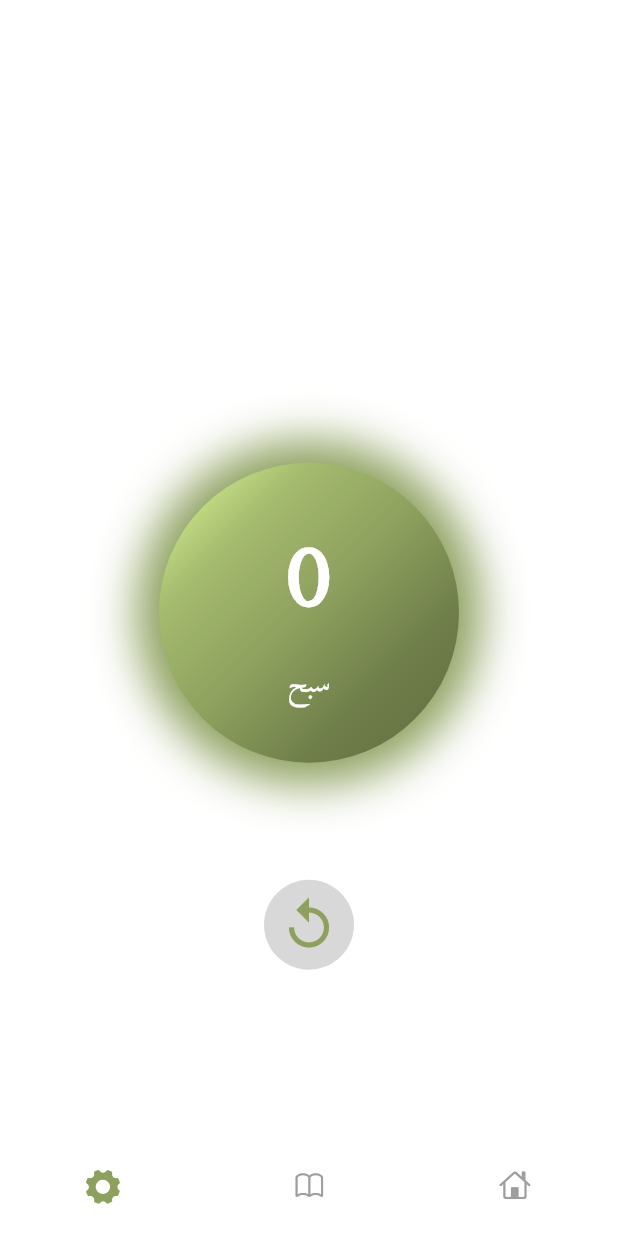
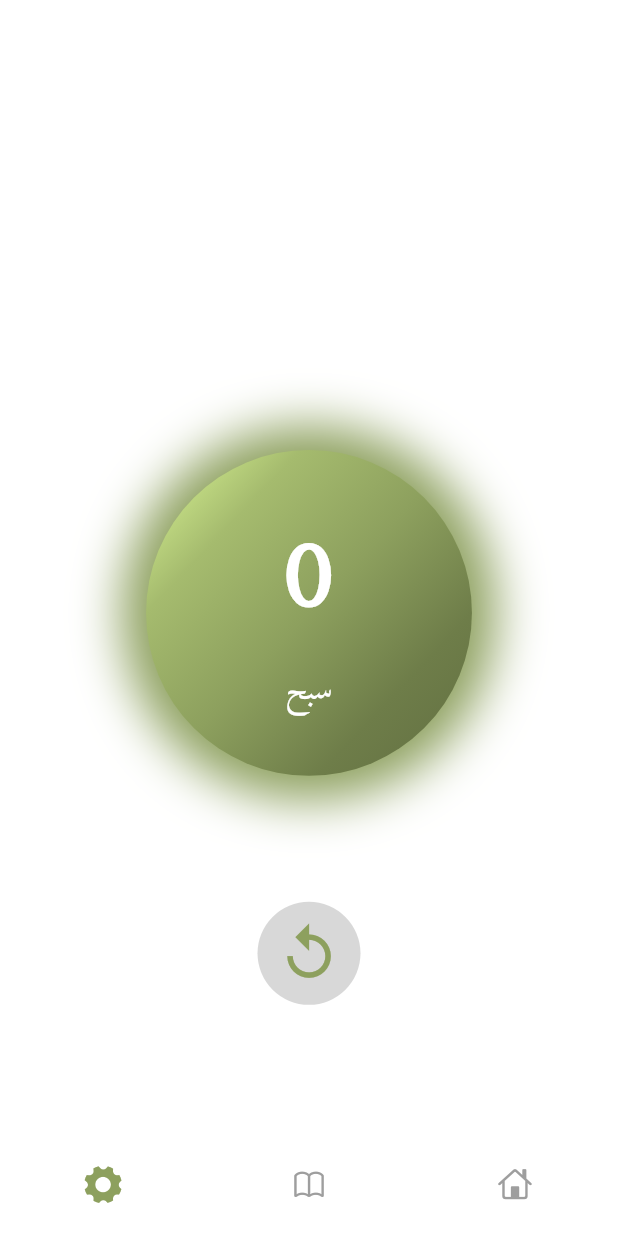
Before and after one commit to mohamedmagdy2301/azkary_app, a Flutter app: the screen it shows after launch, item 3 of the bottom bar chosen, after a tap on the "replay" icon, on a phone screen of 412 x 824 dp. Run offline on Flutter 3.47's test engine with Material 3 defaults, Android fonts, the light colour scheme and no system bars; our stand-ins replace firebase_core, flutter_screenutil; accounts and stored records are empty.

Commit message:
Done added screens uitl in app

```diff
--- a/lib/core/utils/theming/light_theme.dart
+++ b/lib/core/utils/theming/light_theme.dart
@@ -1,5 +1,6 @@
 import 'package:azkary_app/core/utils/colors.dart';
 import 'package:flutter/material.dart';
+import 'package:flutter_screenutil/flutter_screenutil.dart';
 
 ThemeData lightTheme = ThemeData(
   fontFamily: 'Cairo',
@@ -10,18 +11,18 @@ ThemeData lightTheme = ThemeData(
     foregroundColor: Colors.black,
     elevation: 0,
   ),
-  bottomNavigationBarTheme: const BottomNavigationBarThemeData(
+  bottomNavigationBarTheme: BottomNavigationBarThemeData(
     backgroundColor: Colors.white,
     elevation: 0,
     showSelectedLabels: false,
     showUnselectedLabels: false,
     selectedIconTheme: IconThemeData(
       color: ColorsAppLight.primaryColor,
-      size: 27,
+      size: 27.sp,
     ),
     unselectedIconTheme: IconThemeData(
       color: Colors.grey,
-      size: 21,
+      size: 21.sp,
     ),
   ),
 );
--- a/lib/features/azkar/presentation/veiw/widgets/appbar_azkar.dart
+++ b/lib/features/azkar/presentation/veiw/widgets/appbar_azkar.dart
@@ -1,5 +1,6 @@
 import 'package:azkary_app/core/utils/strings.dart';
 import 'package:flutter/material.dart';
+import 'package:flutter_screenutil/flutter_screenutil.dart';
 
 class AppBarAzkar extends StatelessWidget implements PreferredSizeWidget {
   const AppBarAzkar({super.key});
@@ -7,19 +8,20 @@ class AppBarAzkar extends StatelessWidget implements PreferredSizeWidget {
   @override
   Widget build(BuildContext context) {
     return AppBar(
-      title: const Text(
+      title: Text(
         StringsAppAR.alAzkar,
         style: TextStyle(
-          fontSize: 36,
+          fontSize: 36.sp,
           fontWeight: FontWeight.w400,
         ),
       ),
       centerTitle: true,
       flexibleSpace: Container(),
       elevation: 0,
+      toolbarHeight: 60.h,
     );
   }
 
   @override
-  Size get preferredSize => const Size.fromHeight(50);
+  Size get preferredSize => Size.fromHeight(60.h);
 }
--- a/lib/features/azkar/presentation/veiw/widgets/azkar_screen_body.dart
+++ b/lib/features/azkar/presentation/veiw/widgets/azkar_screen_body.dart
@@ -3,6 +3,7 @@ import 'package:azkary_app/features/azkar/data/azkar_screen_body_item_model_data
 import 'package:azkary_app/features/azkar/presentation/veiw/screens/azkar_details_screen.dart';
 import 'package:azkary_app/features/azkar/presentation/veiw/widgets/azkar_screen_body_item.dart';
 import 'package:flutter/material.dart';
+import 'package:flutter_screenutil/flutter_screenutil.dart';
 
 class AzkarScreenBody extends StatefulWidget {
   const AzkarScreenBody({super.key});
@@ -41,10 +42,10 @@ class _AzkarScreenBodyState extends State<AzkarScreenBody> {
                 );
               },
             ),
-            const Text(
+            Text(
               StringsAppAR.azkarMtnwa,
               style: TextStyle(
-                fontSize: 22,
+                fontSize: 22.sp,
                 fontWeight: FontWeight.w500,
               ),
             ),
--- a/lib/features/azkar/presentation/veiw/widgets/azkar_screen_body_item.dart
+++ b/lib/features/azkar/presentation/veiw/widgets/azkar_screen_body_item.dart
@@ -1,5 +1,6 @@
 import 'package:azkary_app/features/azkar/data/azkar_screen_body_item_model_data.dart';
 import 'package:flutter/material.dart';
+import 'package:flutter_screenutil/flutter_screenutil.dart';
 
 class AzkarScreenBodyItem extends StatelessWidget {
   const AzkarScreenBodyItem({
@@ -16,14 +17,14 @@ class AzkarScreenBodyItem extends StatelessWidget {
     return GestureDetector(
       onTap: onTap,
       child: Container(
-        height: 80,
+        height: 80.h,
         width: double.infinity,
         alignment: Alignment.centerRight,
-        margin: const EdgeInsets.symmetric(
-          vertical: 9.5,
+        margin: EdgeInsets.symmetric(
+          vertical: 9.5.h,
         ),
-        padding: const EdgeInsets.symmetric(
-          horizontal: 10,
+        padding: EdgeInsets.symmetric(
+          horizontal: 10.w,
         ),
         decoration: BoxDecoration(
           borderRadius: const BorderRadius.all(
@@ -41,8 +42,8 @@ class AzkarScreenBodyItem extends StatelessWidget {
         ),
         child: Text(
           azkarScreenBodyItemModel.title,
-          style: const TextStyle(
-            fontSize: 20,
+          style: TextStyle(
+            fontSize: 20.sp,
             fontWeight: FontWeight.w400,
             color: Colors.white,
           ),
--- a/lib/features/sabha/presentation/veiw/screens/sabha_screen.dart
+++ b/lib/features/sabha/presentation/veiw/screens/sabha_screen.dart
@@ -1,6 +1,7 @@
 import 'package:azkary_app/core/utils/colors.dart';
 import 'package:azkary_app/features/sabha/presentation/veiw/widgets/sabha_screen_body_circle.dart';
 import 'package:flutter/material.dart';
+import 'package:flutter_screenutil/flutter_screenutil.dart';
 
 class SabhaScreen extends StatefulWidget {
   const SabhaScreen({super.key});
@@ -21,7 +22,7 @@ class _SabhaScreenState extends State<SabhaScreen> {
         child: Column(
           mainAxisAlignment: MainAxisAlignment.center,
           children: [
-            const SizedBox(height: 200),
+            SizedBox(height: 200.h),
             GestureDetector(
               onTap: () {
                 setState(() {
@@ -30,19 +31,19 @@ class _SabhaScreenState extends State<SabhaScreen> {
               },
               child: SabhaScreenBodyCircle(counter: counter),
             ),
-            const SizedBox(height: 70),
+            SizedBox(height: 70.h),
             IconButton(
               onPressed: () {
                 setState(() {
                   counter = 0;
                 });
               },
-              icon: const CircleAvatar(
+              icon: CircleAvatar(
                 backgroundColor: Color.fromARGB(255, 216, 216, 216),
-                radius: 30,
+                radius: 30.w,
                 child: Icon(
                   Icons.replay,
-                  size: 40,
+                  size: 40.sp,
                   color: ColorsAppLight.primaryColor,
                 ),
               ),
--- a/lib/features/sabha/presentation/veiw/widgets/sabha_screen_body_circle.dart
+++ b/lib/features/sabha/presentation/veiw/widgets/sabha_screen_body_circle.dart
@@ -1,5 +1,6 @@
 import 'package:azkary_app/core/utils/colors.dart';
 import 'package:flutter/material.dart';
+import 'package:flutter_screenutil/flutter_screenutil.dart';
 
 class SabhaScreenBodyCircle extends StatelessWidget {
   const SabhaScreenBodyCircle({
@@ -12,18 +13,18 @@ class SabhaScreenBodyCircle extends StatelessWidget {
   @override
   Widget build(BuildContext context) {
     return Container(
-      height: 200,
-      width: 200,
-      decoration: const BoxDecoration(
+      height: 200.h,
+      width: 200.w,
+      decoration: BoxDecoration(
         shape: BoxShape.circle,
         boxShadow: [
           BoxShadow(
             color: ColorsAppLight.primaryColor,
-            blurRadius: 25,
-            spreadRadius: 15,
+            blurRadius: 25.sp,
+            spreadRadius: 15.sp,
           ),
         ],
-        gradient: LinearGradient(
+        gradient: const LinearGradient(
           colors: [
             Color.fromARGB(255, 225, 254, 154),
             Color.fromARGB(255, 165, 187, 110),
@@ -40,18 +41,18 @@ class SabhaScreenBodyCircle extends StatelessWidget {
         children: [
           Text(
             counter.toString(),
-            style: const TextStyle(
-              fontSize: 60,
+            style: TextStyle(
+              fontSize: 60.sp,
               fontWeight: FontWeight.bold,
               color: Colors.white,
               fontFamily: "Amiri",
             ),
           ),
-          const SizedBox(height: 10),
-          const Text(
+          SizedBox(height: 10.h),
+          Text(
             'سبح',
             style: TextStyle(
-              fontSize: 20,
+              fontSize: 20.sp,
               color: Colors.white,
               fontFamily: "Amiri",
             ),
--- a/lib/main_development.dart
+++ b/lib/main_development.dart
@@ -6,23 +6,27 @@ import 'package:azkary_app/features/home/presentation/veiw/screens/home_screen.d
 import 'package:azkary_app/features/sabha/presentation/veiw/screens/sabha_screen.dart';
 import 'package:flutter/material.dart';
 import 'package:flutter_localizations/flutter_localizations.dart';
+import 'package:flutter_screenutil/flutter_screenutil.dart';
 
-void main() {
+void main() async {
+  WidgetsFlutterBinding.ensureInitialized();
+  // await ScreenUtil.ensureScreenSize();
+
   runApp(const MyApp());
 }
 
 // fake commit
-class MyApp extends StatefulWidget {
+class MyApp extends StatelessWidget {
   const MyApp({super.key});
 
   @override
-  State<MyApp> createState() => _MyAppState();
-}
-
-class _MyAppState extends State<MyApp> {
-  @override
-  @override
   Widget build(BuildContext context) {
+    return ScreenUtilInit(
+      designSize: const Size(360, 758.666),
+      minTextAdapt: true,
+      splitScreenMode: true,
+      // Use builder only if you need to use library outside ScreenUtilInit context
+      builder: (_, child) {
         return MaterialApp(
           debugShowCheckedModeBanner: false,
           theme: lightTheme,
@@ -38,6 +42,8 @@ class _MyAppState extends State<MyApp> {
           locale: const Locale("ar", "AE"),
           initialRoute: '/',
         );
+      },
+    );
   }
 
   Map<String, WidgetBuilder> get routes => {
--- a/pubspec.yaml
+++ b/pubspec.yaml
@@ -38,6 +38,7 @@ dependencies:
   firebase_core: ^3.6.0
   flutter_localizations:
     sdk: flutter
+  flutter_screenutil: ^5.9.3
 
 dev_dependencies:
   flutter_test:
```
Also changed, not shown: lib/core/utils/theming/dark_theme.dart (+4 -3 lines), lib/features/azkar/presentation/veiw/widgets/azkar_details_liseview_item_card.dart (+17 -15 lines), pubspec.lock, 1 other file. Lines whose indentation alone changed are shown as unchanged.
